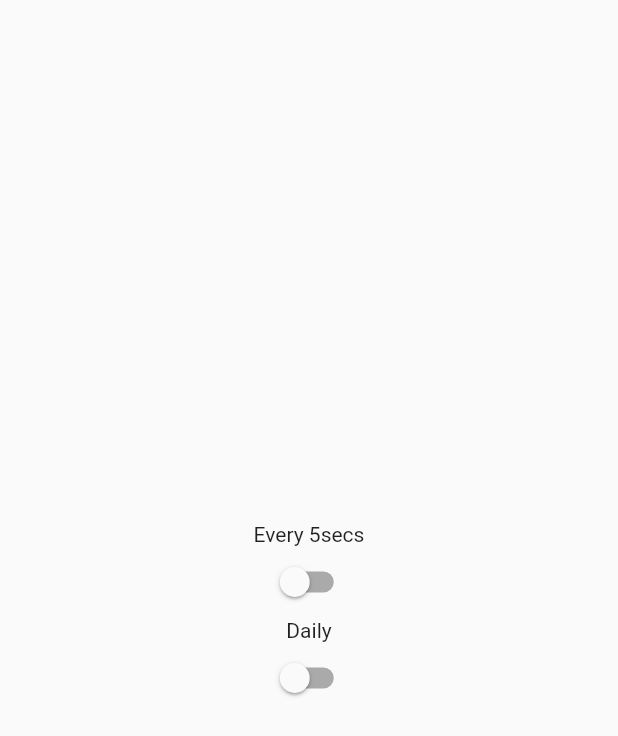
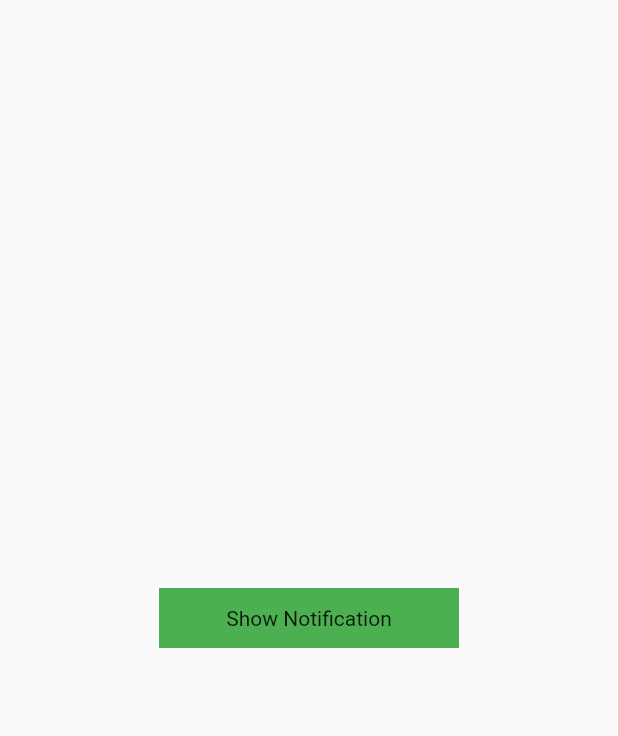
Before and after one commit to jupark33/alarmexample, a Flutter app: the screen it shows after launch, on a phone screen of 412 x 824 dp. Shown: the top 736 px of the screen. Run offline on Flutter 3.47's test engine with Material 2 defaults, Android fonts, the phone set to English and light mode, and no system bars; our stand-ins replace flutter_local_notifications, timezone; missing offline and left inert: android_alarm_manager.

Commit message:
[2022.01.01] Local Notification 예제 완료.

```diff
--- a/lib/main.dart
+++ b/lib/main.dart
@@ -1,9 +1,15 @@
+import 'package:alarmexample/main_screen.dart';
+import 'package:flutter/material.dart';
 import 'package:android_alarm_manager/android_alarm_manager.dart';
-import 'package:flutter/material.dart';
+import 'package:alarmexample/noti_service.dart';
+
 
 import 'home_page.dart';
 
 void main() async {
+  WidgetsFlutterBinding.ensureInitialized();
+  NotificationService().initNotification();
+
   runApp(const MyApp());
   await AndroidAlarmManager.initialize();
 }
@@ -20,7 +26,9 @@ class MyApp extends StatelessWidget {
       theme: ThemeData(
         primarySwatch: Colors.blue,
       ),
-      home: HomePage(),
+      // home: HomePage(),
+      home: MainScreen(),
     );
+
   }
 }
--- /dev/null
+++ b/lib/main_screen.dart
@@ -0,0 +1,45 @@
+import 'package:flutter/material.dart';
+import 'package:timezone/timezone.dart' as tz;
+import 'package:timezone/data/latest.dart' as tz;
+
+import 'noti_service.dart';
+
+class MainScreen extends StatefulWidget {
+  const MainScreen({Key? key}) : super(key: key);
+
+  @override
+  _MainScreenState createState() => _MainScreenState();
+}
+
+class _MainScreenState extends State<MainScreen> {
+
+  @override
+  void initState() {
+    super.initState();
+
+    tz.initializeTimeZones();
+  }
+  @override
+  Widget build(BuildContext context) {
+    return Scaffold(
+      body: Center(
+        child: GestureDetector(
+          onTap: () {
+            NotificationService().showNotification(1, "title", "body", 5);
+
+          },
+          child: Container(
+            height: 40,
+            width: 200,
+            color: Colors.green,
+            child: Center(
+              child: Text(
+                "Show Notification"
+              ),
+            ),
+          ),
+        ),
+      ),
+    );
+  }
+}
--- a/pubspec.yaml
+++ b/pubspec.yaml
@@ -35,8 +35,8 @@ dependencies:
   # Use with the CupertinoIcons class for iOS style icons.
   cupertino_icons: ^1.0.2
   android_alarm_manager: 2.0.2
-  flutter_local_notifications: ^9.2.0
-  timezone: ^0.8.0
+  flutter_local_notifications: ^6.0.0
+  timezone: ^0.7.0
 
 dev_dependencies:
   flutter_test:
```
Also changed, not shown: lib/home_page.dart (+0 -21 lines), lib/noti_service.dart (added, +60 -0 lines), 5 other files.
